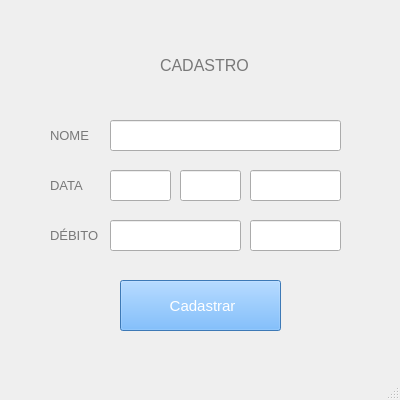
Qt form tela2.ui (plinio29/sistema-de-cadastro-python) before a commit.
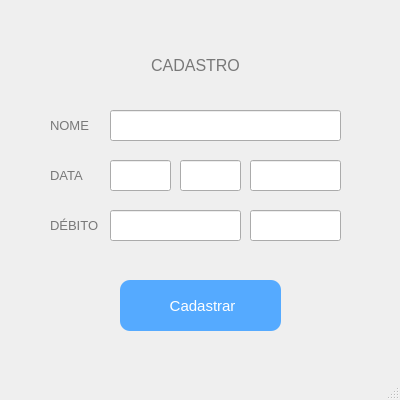
The same form after that commit. Icons and pictures are not drawn.

Commit message: Ajustes na interface.

Patch:
```diff
--- a/tela2.ui
+++ b/tela2.ui
@@ -34,7 +34,7 @@
    <widget class="QLabel" name="label">
     <property name="geometry">
      <rect>
-      <x>160</x>
+      <x>150</x>
       <y>50</y>
       <width>91</width>
       <height>31</height>
@@ -54,6 +54,7 @@
     </property>
     <property name="font">
      <font>
+      <family>Arial</family>
       <pointsize>12</pointsize>
      </font>
     </property>
@@ -63,6 +64,12 @@
     <property name="text">
      <string>CADASTRO</string>
     </property>
+    <property name="textFormat">
+     <enum>Qt::AutoText</enum>
+    </property>
+    <property name="alignment">
+     <set>Qt::AlignCenter</set>
+    </property>
    </widget>
    <widget class="QPushButton" name="pushButton">
     <property name="geometry">
@@ -80,7 +87,9 @@
     </property>
     <property name="styleSheet">
      <string notr="true">color: rgb(255, 255, 255);
-background-color: rgb(85, 170, 255);</string>
+background-color: rgb(85, 170, 255);
+border-radius: 10px;
+padding: 5px;</string>
     </property>
     <property name="text">
      <string> Cadastrar</string>
@@ -100,7 +109,7 @@
     <property name="geometry">
      <rect>
       <x>110</x>
-      <y>120</y>
+      <y>110</y>
       <width>231</width>
       <height>31</height>
      </rect>
@@ -118,7 +127,7 @@
     <property name="geometry">
      <rect>
       <x>110</x>
-      <y>170</y>
+      <y>160</y>
       <width>61</width>
       <height>31</height>
      </rect>
@@ -136,7 +145,7 @@
     <property name="geometry">
      <rect>
       <x>110</x>
-      <y>220</y>
+      <y>210</y>
       <width>131</width>
       <height>31</height>
      </rect>
@@ -154,7 +163,7 @@
     <property name="geometry">
      <rect>
       <x>50</x>
-      <y>120</y>
+      <y>110</y>
       <width>61</width>
       <height>31</height>
      </rect>
@@ -175,7 +184,7 @@
     <property name="geometry">
      <rect>
       <x>50</x>
-      <y>170</y>
+      <y>160</y>
       <width>61</width>
       <height>31</height>
      </rect>
@@ -196,7 +205,7 @@
     <property name="geometry">
      <rect>
       <x>50</x>
-      <y>220</y>
+      <y>210</y>
       <width>61</width>
       <height>31</height>
      </rect>
@@ -217,7 +226,7 @@
     <property name="geometry">
      <rect>
       <x>180</x>
-      <y>170</y>
+      <y>160</y>
       <width>61</width>
       <height>31</height>
      </rect>
@@ -235,7 +244,7 @@
     <property name="geometry">
      <rect>
       <x>250</x>
-      <y>170</y>
+      <y>160</y>
       <width>91</width>
       <height>31</height>
      </rect>
@@ -253,7 +262,7 @@
     <property name="geometry">
      <rect>
       <x>250</x>
-      <y>220</y>
+      <y>210</y>
       <width>91</width>
       <height>31</height>
      </rect>
```
The commit also changes 4 other files.
